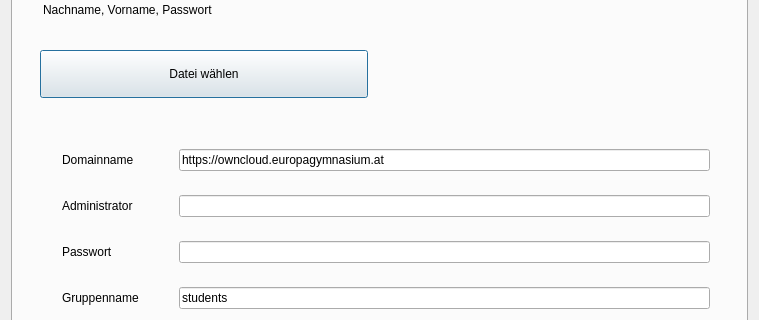
Before: the Qt Designer form nextcloudusers.ui in valueerrorx/life-nextcloudusers, drawn with Qt 5; both pictures show x 0 to 759 and y 90 to 410 of the 759 by 542 pixel window.
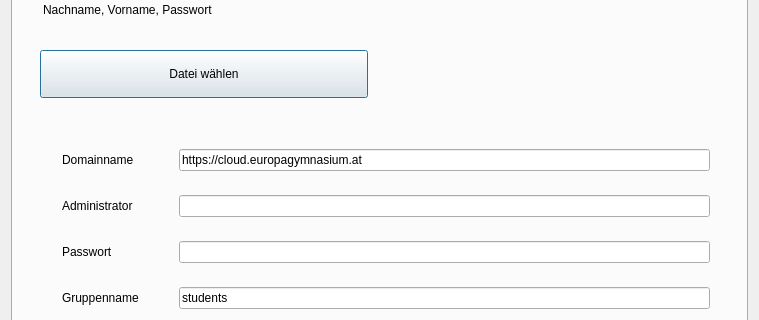
After: the same form once the commit is applied. Icons and pictures are not drawn.

Commit message: changed default domain

```diff
--- a/nextcloudusers.ui
+++ b/nextcloudusers.ui
@@ -208,7 +208,7 @@
                 <item>
                  <widget class="QLineEdit" name="domain">
                   <property name="text">
-                   <string>https://owncloud.europagymnasium.at</string>
+                   <string>https://cloud.europagymnasium.at</string>
                   </property>
                  </widget>
                 </item>
```
